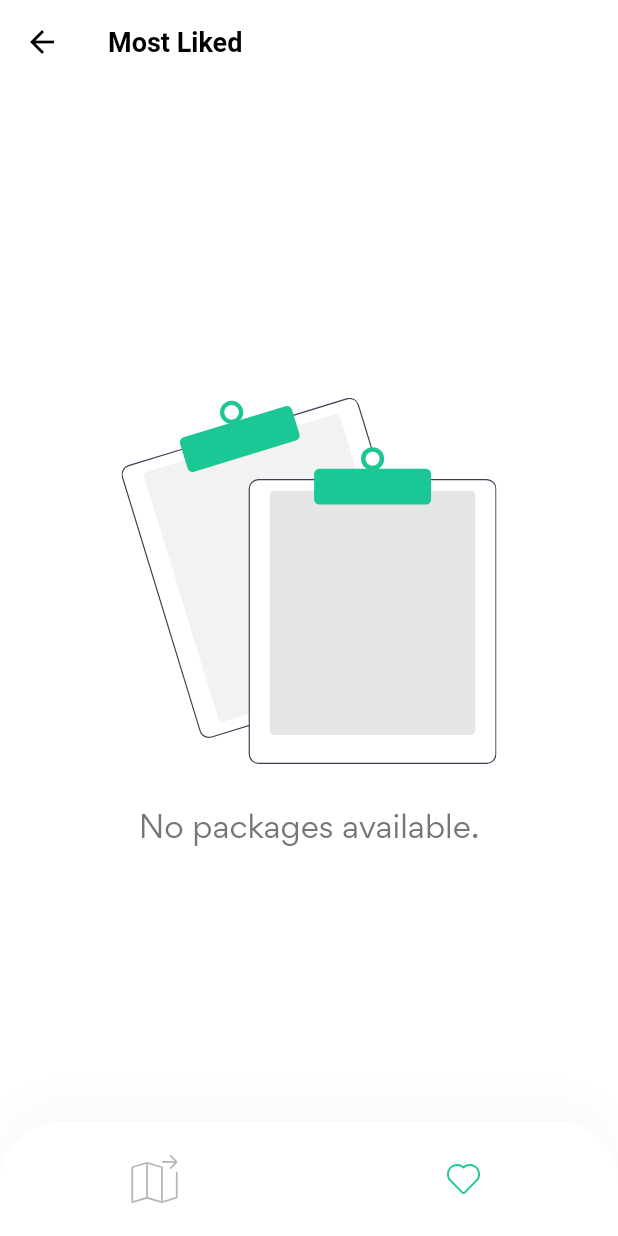
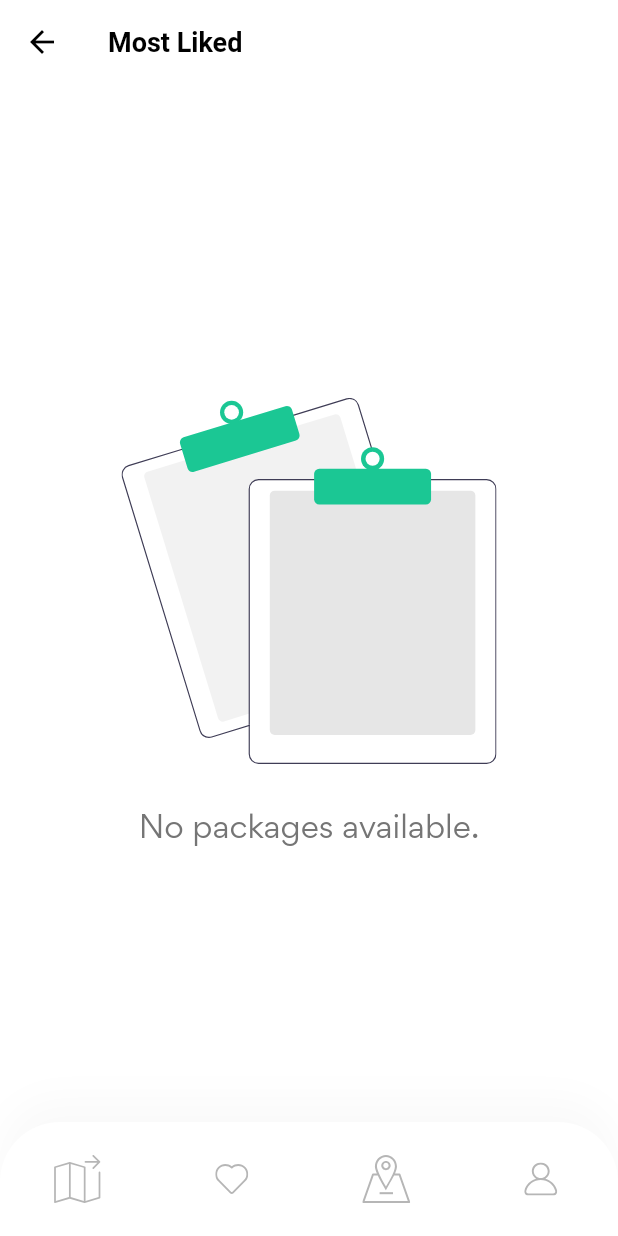
Before and after one commit to izamha/TourAround-1, a Flutter app: the MostLikedScreen screen opened by its route, on a phone screen of 412 x 824 dp. Run offline on Flutter 3.47's test engine with Material 2 defaults, Android fonts, the light colour scheme and no system bars; our stand-ins replace cloud_firestore, date_field, firebase_auth, firebase_core, firebase_storage, flutter_svg and 11 more; missing offline and left inert: flutter_facebook_auth, flutter_google_places, flutter_polyline_points, flutter_stripe, google_api_headers, google_maps_webservice and 1 more; accounts and stored records are empty; network calls fail.

Commit message:
Bringing the map related features.

```diff
--- a/lib/components/custom_bottom_navbar.dart
+++ b/lib/components/custom_bottom_navbar.dart
@@ -3,17 +3,47 @@ import 'package:flutter_svg/svg.dart';
 import 'package:tour_around/constants/enums.dart';
 
 import '../constants/colors.dart';
+import '../screens/favorite/favorite_screen.dart';
+import '../screens/home/home_screen.dart';
+import '../screens/my_places/my_places_screen.dart';
+import '../screens/profile/profile_screen.dart';
 
-class CustomBottomNavbar extends StatelessWidget {
+class CustomBottomNavbar extends StatefulWidget {
   const CustomBottomNavbar({
     Key? key,
     required this.selectedMenu,
-    this.menuList,
   }) : super(key: key);
 
   final MenuState selectedMenu;
-  final List<Map<String, dynamic>>? menuList;
 
+  @override
+  State<CustomBottomNavbar> createState() => _CustomBottomNavbarState();
+}
+
+class _CustomBottomNavbarState extends State<CustomBottomNavbar> {
+  // BotttomNavigation
+  final List<Map<String, dynamic>> _menuList = [
+    {
+      'menuState': MenuState.home,
+      'routeName': HomeScreen.routeName,
+      'menuIcon': "assets/icons/maps-2.svg",
+    },
+    {
+      'menuState': MenuState.favourite,
+      'routeName': FavoriteScreen.routeName,
+      'menuIcon': "assets/icons/heart-icon.svg",
+    },
+    {
+      'menuState': MenuState.places,
+      'routeName': MyPlacesScreen.routeName,
+      'menuIcon': "assets/icons/location.svg",
+    },
+    {
+      'menuState': MenuState.profile,
+      'routeName': ProfileScreen.routeName,
+      'menuIcon': "assets/icons/user-icon.svg",
+    },
+  ];
   @override
   Widget build(BuildContext context) {
     const Color inActiveIconColor = Color(0xFFB6B6B6);
@@ -37,13 +67,13 @@ class CustomBottomNavbar extends StatelessWidget {
         child: Row(
           mainAxisAlignment: MainAxisAlignment.spaceAround,
           children: List.generate(
-            menuList!.length,
+            _menuList.length,
             (index) => IconButton(
               onPressed: () =>
-                  Navigator.pushNamed(context, menuList![index]['routeName']),
+                  Navigator.pushNamed(context, _menuList[index]['routeName']),
               icon: SvgPicture.asset(
-                menuList![index]['menuIcon'],
-                color: menuList![index]['menuState'] == selectedMenu
+                _menuList[index]['menuIcon'],
+                color: _menuList[index]['menuState'] == widget.selectedMenu
                     ? tPrimaryColor
                     : inActiveIconColor,
               ),
--- a/lib/components/expandable_card.dart
+++ b/lib/components/expandable_card.dart
@@ -1,10 +1,9 @@
 import 'package:flutter/material.dart';
-
 
 class ExpandableCard extends StatefulWidget {
   const ExpandableCard({
     Key? key,
-    required this.isExpanded,
+    this.isExpanded = true,
     required this.collapsedChild,
     required this.expandedChild,
   }) : super(key: key);
--- a/lib/constants/api_keys.dart
+++ b/lib/constants/api_keys.dart
@@ -1,3 +1,3 @@
-const String googleApiKey = "";
+const String googleApiKey = "YOUR_API_KEY";
 
 const String openWeatherApiKey = "b0d495d91361938b58a122015a7b88db";
--- a/lib/screens/home/components/body_home.dart
+++ b/lib/screens/home/components/body_home.dart
@@ -712,9 +712,8 @@ class _BodyHomeState extends State<BodyHome> {
                 ),
               ],
             ),
-      bottomNavigationBar: CustomBottomNavbar(
+      bottomNavigationBar: const CustomBottomNavbar(
         selectedMenu: MenuState.home,
-        menuList: _menuList,
       ),
     );
   }
--- a/lib/screens/place/most_liked_screen.dart
+++ b/lib/screens/place/most_liked_screen.dart
@@ -2,7 +2,6 @@ import 'package:cloud_firestore/cloud_firestore.dart';
 import 'package:flutter/material.dart';
 import 'package:flutter_svg/svg.dart';
 import 'package:tour_around/screens/place/packages/details/package_detail.dart';
-import 'package:tour_around/screens/place/packages/packages_screen.dart';
 
 import '../../components/custom_bottom_navbar.dart';
 import '../../constants/colors.dart';
@@ -28,19 +27,6 @@ class _MostLikedScreenState extends State<MostLikedScreen> {
   DocumentSnapshot? snapshot;
   String userType = "";
   String userName = "";
-  // BotttomNavigation
-  final List<Map<String, dynamic>> _menuList = [
-    {
-      'menuState': MenuState.all,
-      'routeName': PackagesScreen.routeName,
-      'menuIcon': "assets/icons/maps-2.svg",
-    },
-    {
-      'menuState': MenuState.mostLiked,
-      'routeName': MostLikedScreen.routeName,
-      'menuIcon': "assets/icons/heart-icon.svg",
-    },
-  ];
 
   void retrieveUserInfo() async {
     snapshot = await AuthMethods().getUserInfoTwo();
@@ -124,9 +110,8 @@ class _MostLikedScreenState extends State<MostLikedScreen> {
           ),
         ),
       ),
-      bottomNavigationBar: CustomBottomNavbar(
+      bottomNavigationBar: const CustomBottomNavbar(
         selectedMenu: MenuState.mostLiked,
-        menuList: _menuList,
       ),
     );
   }
--- a/lib/screens/place/packages/packages_screen.dart
+++ b/lib/screens/place/packages/packages_screen.dart
@@ -63,9 +63,8 @@ class _PackagesScreenState extends State<PackagesScreen> {
         elevation: 6.0,
       ),
       body: const PackagesBody(),
-      bottomNavigationBar: CustomBottomNavbar(
+      bottomNavigationBar: const CustomBottomNavbar(
         selectedMenu: MenuState.all,
-        menuList: _menuList,
       ),
     );
   }
--- a/lib/screens/profile/profile_screen.dart
+++ b/lib/screens/profile/profile_screen.dart
@@ -23,8 +23,9 @@ class _ProfileScreenState extends State<ProfileScreen> {
         title: const Text("Profile"),
       ),
       body: const BodyProfile(),
-      bottomNavigationBar:
-          const CustomBottomNavbar(selectedMenu: MenuState.profile),
+      bottomNavigationBar: const CustomBottomNavbar(
+        selectedMenu: MenuState.profile,
+      ),
     );
   }
 }
--- a/pubspec.yaml
+++ b/pubspec.yaml
@@ -28,7 +28,7 @@ dependencies:
   geolocator: ^9.0.1
   get: ^4.6.5
   google_api_headers: ^1.3.0
-  google_maps_flutter: ^2.1.12
+  google_maps_flutter: ^2.4.0
   google_maps_webservice: ^0.0.19
   google_sign_in: ^5.4.1
   http: ^0.13.5
```
Also changed, not shown: lib/components/dialogs/add_place_dialog.dart (added, +281 -0 lines), lib/main.dart (+26 -1 lines), lib/screens/category/category_screen.dart (+50 -1 lines), lib/screens/category_detail/components/category_item_show_on_map.dart (+16 -11 lines), lib/screens/my_places/components/places_body_new.dart (+15 -9 lines), lib/screens/my_places/my_places_screen.dart (+6 -1 lines), pubspec.lock, 1 other file.
